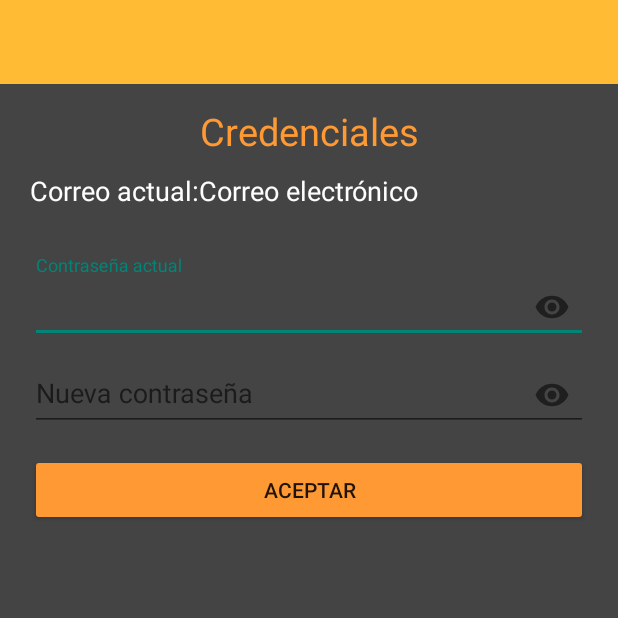
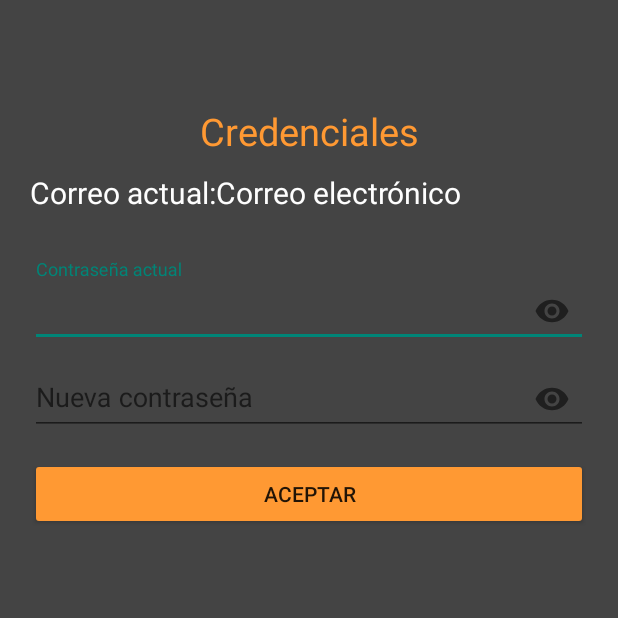
Before and after one commit to Alvarod99/AGame, an Android app: the profile screen opened directly, with no data from a screen before it, after a tap on "ACTUALIZAR CONTRASEÑA", on a phone screen of 412 x 824 dp, the top half of it. Run offline under Robolectric (Android 15) with nearby library versions, the phone set to English and light mode, and no system bars; our stand-ins replace Firebase (no records; nobody signed in at launch, a user with empty details on screens opened directly); libraries missing offline, so code that uses them is left out: org.checkerframework.common; 1 statement that could not run was skipped.

Commit message:
He conectado la app con Realtime database. Ya aparecen los datos del usuario en activity_profile.xml. Ya está puesto el logo de la marca. He creado otra actividad para poder cambiar la contraseña, pero debido a un error no consigo acceder a ella (queda pendiente de arreglarlo). También he añadido el dato fecha en la activity_registrarse, queda por comprobar que el usuario que se está registrando es mayor de edad.

```diff
--- a/app/src/main/java/com/example/agame/CambiarContrasena.java
+++ b/app/src/main/java/com/example/agame/CambiarContrasena.java
@@ -3,6 +3,7 @@ package com.example.agame;
 import androidx.annotation.NonNull;
 import androidx.appcompat.app.AppCompatActivity;
 
+import android.annotation.SuppressLint;
 import android.app.ProgressDialog;
 import android.content.Intent;
 import android.os.Bundle;
@@ -34,7 +35,7 @@ public class CambiarContrasena extends AppCompatActivity {
 
 
     TextView misCredenciales, correoActual, correoActualTXT;
-    EditText ContrasenaNueva, ContrasenaActual;
+    EditText ContrasenaNueva, ActualPassword;
     Button Aceptar;
 
     DatabaseReference Usuarios_de_app;
@@ -52,7 +53,7 @@ public class CambiarContrasena extends AppCompatActivity {
         correoActual = findViewById(R.id.correoActual);
         correoActualTXT = findViewById(R.id.correoActualTXT);
         ContrasenaNueva = findViewById(R.id.ContrasenaNueva);
-        ContrasenaActual = findViewById(R.id.ContrasenaActual);
+        ActualPassword = findViewById(R.id.ActualPassword);
 
         firebaseAuth = FirebaseAuth.getInstance();
         user = firebaseAuth.getCurrentUser();
@@ -66,15 +67,13 @@ public class CambiarContrasena extends AppCompatActivity {
             @Override
             public void onDataChange(@NonNull DataSnapshot snapshot) {
                 for(DataSnapshot ds : snapshot.getChildren()){
-
-
                     //Obtenemos los valores
                     String Correo = ""+ds.child("Correo").getValue();
                     String Contrasena = ""+ds.child("Contraseña").getValue();
 
                     //Seteamos datos en los TextView
                     correoActual.setText(Correo);
-                    ContrasenaActual.setText(Contrasena);
+                    ActualPassword.setText(Contrasena);
 
                 }
             }
@@ -89,7 +88,7 @@ public class CambiarContrasena extends AppCompatActivity {
         Aceptar.setOnClickListener(new View.OnClickListener() {
             @Override
             public void onClick(View view) {
-                String contrasena_anterior = ContrasenaActual.getText().toString().trim();
+                String contrasena_anterior = ActualPassword.getText().toString().trim();
                 String contrasena_nueva = ContrasenaNueva.getText().toString().trim();
 
                 if(TextUtils.isEmpty(contrasena_anterior)){
@@ -100,7 +99,7 @@ public class CambiarContrasena extends AppCompatActivity {
 
                 }
                 if(!contrasena_nueva.equals("") && contrasena_nueva.length()>=5){
-                    CambioContrasena(contrasena_anterior,contrasena_nueva);
+                    CambioPassword(contrasena_anterior,contrasena_nueva);
                 }
                 else{
                     ContrasenaNueva.setError("La contraseña debe ser mayor a 5 caracteres");
@@ -112,13 +111,12 @@ public class CambiarContrasena extends AppCompatActivity {
     }
 
     //Método para cambiar de contraseña
-    private void CambioContrasena(String contrasena_anterior, String contrasena_nueva){
+    private void CambioPassword(String contrasena_anterior, String contrasena_nueva){
         progressDialog.show();
         progressDialog.setTitle("Actualizando");
         progressDialog.setMessage("Espere por favor");
         user = FirebaseAuth.getInstance().getCurrentUser();
         AuthCredential authCredential = EmailAuthProvider.getCredential(user.getEmail(),contrasena_anterior);
-
         user.reauthenticate(authCredential).addOnSuccessListener(new OnSuccessListener<Void>() {
             @Override
             public void onSuccess(Void unused) {
@@ -162,7 +160,7 @@ public class CambiarContrasena extends AppCompatActivity {
         });
     }
 
-    //Método para acceder a otras actividades a través del meú
+    /*//Método para acceder a otras actividades a través del meú
     public boolean onOptionsItemSelected(@NonNull MenuItem opcion_menu) {
         if (opcion_menu.getItemId() == R.id.hoy) {
             Intent i = new Intent(CambiarContrasena.this, today.class);
@@ -189,5 +187,10 @@ public class CambiarContrasena extends AppCompatActivity {
         getMenuInflater().inflate(R.menu.main_menu,miMenu);
 
         return true;
+    }*/
+    //Método para volver a la actividad anterior
+    public boolean onNavigateUp(){
+        onBackPressed();
+        return super.onNavigateUp();
     }
 }
--- a/app/src/main/java/com/example/agame/LoginActivity.java
+++ b/app/src/main/java/com/example/agame/LoginActivity.java
@@ -56,7 +56,7 @@ public class LoginActivity extends AppCompatActivity {
                     finish();
                     startActivity(new Intent(LoginActivity.this,MainActivity.class));
                     Toast.makeText(LoginActivity.this,"Bienvenido "+emailUser,Toast.LENGTH_SHORT).show();
-                    Intent j = new Intent(LoginActivity.this, MenuActivity.class);//estaba puesto MenuActivity.class
+                    Intent j = new Intent(LoginActivity.this, MenuActivity.class);
                     startActivity(j);
                 }
                 else{
--- a/app/src/main/java/com/example/agame/profile.java
+++ b/app/src/main/java/com/example/agame/profile.java
@@ -12,6 +12,7 @@ import android.view.MenuItem;
 import android.view.View;
 import android.widget.Button;
 import android.widget.TextView;
+import android.widget.Toast;
 
 import com.google.firebase.auth.FirebaseAuth;
 import com.google.firebase.auth.FirebaseUser;
@@ -26,13 +27,14 @@ import org.checkerframework.common.subtyping.qual.Bottom;
 public class profile extends AppCompatActivity {
 
     TextView UnameTxt, Uname, UsurnameTXT, Usurname, UmailTXT, Umail, UpasswordTXT, Upassword, UdateTXT, Udate;
-    Button Actualizar, ActualizarPassword;
+    Button CerrarSesion, actualizarContrasena;
 
     FirebaseAuth firebaseAuth;
     FirebaseUser user;
 
     DatabaseReference BASE_DE_DATOS;
 
+    @SuppressLint("MissingInflatedId")
     @Override
     protected void onCreate(Bundle savedInstanceState) {
         super.onCreate(savedInstanceState);
@@ -62,9 +64,10 @@ public class profile extends AppCompatActivity {
         UdateTXT = findViewById(R.id.UdateTXT);
 
         //Botones
-        Actualizar = findViewById(R.id.Actualizar);
-        ActualizarPassword = findViewById(R.id.ActualizarPassword);
+        CerrarSesion = (Button) findViewById(R.id.CerrarSesion);
+        actualizarContrasena = (Button) findViewById(R.id.actualizarContrasena);
 
+        //Firebase
         firebaseAuth = FirebaseAuth.getInstance();
         user = firebaseAuth.getCurrentUser();
 
@@ -80,7 +83,7 @@ public class profile extends AppCompatActivity {
                     String Apellido = ""+snapshot.child("Apellido").getValue();
                     String Correo = ""+snapshot.child("Correo").getValue();
                     String Contrasena = ""+snapshot.child("Contraseña").getValue();
-                    String Fecha = ""+snapshot.child("Fechas de nacimiento").getValue();
+                    String Fecha  = ""+snapshot.child("Fecha de nacimiento").getValue();
 
                     Uname.setText(Nombre);
                     Usurname.setText(Apellido);
@@ -89,7 +92,6 @@ public class profile extends AppCompatActivity {
                     Udate.setText(Fecha);
 
                 }
-
             }
 
             @Override
@@ -98,17 +100,46 @@ public class profile extends AppCompatActivity {
             }
         });
 
-        ActualizarPassword.setOnClickListener(new View.OnClickListener() {
+        CerrarSesion.setOnClickListener(new View.OnClickListener() {
             @Override
             public void onClick(View view) {
-                startActivity(new Intent(profile.this,CambiarContrasena.class));
+                cerrarsesion();
+            }
+        });
+
+        actualizarContrasena.setOnClickListener(new View.OnClickListener() {
+            @Override
+            public void onClick(View view) {
+                //Nos enviará a la activity_cambiar_contrasena
+                Intent i = new Intent(profile.this,CambiarContrasena.class);
+                startActivity(i);
             }
         });
 
     }
 
+    //Método para cerrar sesión
+    private void cerrarsesion(){
+        firebaseAuth.signOut();
+        Toast.makeText(this, "Se ha cerrado sesión", Toast.LENGTH_SHORT).show();
+        startActivity(new Intent(profile.this,LoginActivity.class));
+    }
 
-    //Método para acceder a otras actividades a través del meú
+    protected void onStart(){
+        verificacionSesion();
+        super.onStart();
+    }
+
+    private void verificacionSesion(){
+        if(user == null){
+            startActivity(new Intent(profile.this,MenuActivity.class));
+            finish();
+        }
+
+    }
+
+
+    //Método para acceder a otras actividades a través del menú
     @Override
     public boolean onOptionsItemSelected(@NonNull MenuItem opcion_menu) {
         if (opcion_menu.getItemId() == R.id.hoy) {
@@ -138,15 +169,10 @@ public class profile extends AppCompatActivity {
     }
 
 
-    //para volver a la activity anterior (no funciona todavía)
+    /*para volver a la activity anterior (no funciona todavía)
     public boolean anterior(){
         onBackPressed();
 
         return super.onSupportNavigateUp();
-    }
-
-    public void CambiarContrasena(View view) {
-        Intent i = new Intent(profile.this,CambiarContrasena.class);
-        startActivity(i);
-    }
+    }*/
 }
--- a/app/src/main/res/layout/activity_cambiar_contrasena.xml
+++ b/app/src/main/res/layout/activity_cambiar_contrasena.xml
@@ -1,5 +1,6 @@
 <?xml version="1.0" encoding="utf-8"?>
-<androidx.constraintlayout.widget.ConstraintLayout xmlns:android="http://schemas.android.com/apk/res/android"
+<ScrollView
+    xmlns:android="http://schemas.android.com/apk/res/android"
     xmlns:app="http://schemas.android.com/apk/res-auto"
     xmlns:tools="http://schemas.android.com/tools"
     android:layout_width="match_parent"
@@ -7,26 +8,13 @@
     tools:context=".CambiarContrasena"
     android:background="#444444">
 
-    <androidx.appcompat.widget.Toolbar
-        android:id="@+id/toolbar"
-        android:layout_width="match_parent"
-        android:layout_height="wrap_content"
-        android:background="@android:color/holo_orange_light"
-        android:minHeight="?attr/actionBarSize"
-        android:theme="?attr/actionBarTheme"
-        app:layout_constraintEnd_toEndOf="parent"
-        app:layout_constraintStart_toStartOf="parent"
-        app:layout_constraintTop_toTopOf="parent"
-        app:layout_constraintVertical_bias="0.0">
-    </androidx.appcompat.widget.Toolbar>
 
     <androidx.appcompat.widget.LinearLayoutCompat
+
         android:layout_width="match_parent"
         android:layout_height="wrap_content"
         android:orientation="vertical"
-        android:padding="20dp"
-        tools:ignore="MissingConstraints">
-
+        android:padding="20dp">
 
         <TextView
             android:id="@+id/misCredenciales"
@@ -51,7 +39,7 @@
                 android:layout_width="wrap_content"
                 android:layout_height="wrap_content"
                 android:text="@string/correo_actual"
-                android:textSize="18sp"
+                android:textSize="20sp"
                 android:textColor="#FEFEFE" />
 
             <TextView
@@ -59,7 +47,7 @@
                 android:text="@string/Correo"
                 android:layout_width="match_parent"
                 android:layout_height="wrap_content"
-                android:textSize="18sp"
+                android:textSize="20sp"
                 android:textColor="#FEFEFE" />
 
         </androidx.appcompat.widget.LinearLayoutCompat>
@@ -72,7 +60,7 @@
             app:passwordToggleEnabled="true">
 
             <EditText
-                android:id="@+id/ContrasenaActual"
+                android:id="@+id/ActualPassword"
                 android:layout_width="match_parent"
                 android:layout_height="wrap_content"
                 android:inputType="textPassword"
@@ -110,4 +98,4 @@
     </androidx.appcompat.widget.LinearLayoutCompat>
 
 
-</androidx.constraintlayout.widget.ConstraintLayout>
+</ScrollView>
--- a/app/src/main/res/layout/activity_today.xml
+++ b/app/src/main/res/layout/activity_today.xml
@@ -9,14 +9,14 @@
 
     <ImageView
         android:id="@+id/imageView4"
-        android:layout_width="wrap_content"
-        android:layout_height="wrap_content"
+        android:layout_width="300dp"
+        android:layout_height="90dp"
         android:layout_marginTop="52dp"
         app:layout_constraintEnd_toEndOf="parent"
         app:layout_constraintHorizontal_bias="0.498"
         app:layout_constraintStart_toStartOf="parent"
         app:layout_constraintTop_toTopOf="parent"
-        app:srcCompat="@drawable/ic_launcher_foreground" />
+        app:srcCompat="@drawable/agamelogo" />
 
     <TextView
         android:id="@+id/textView"
--- a/app/src/main/res/menu/main_menu.xml
+++ b/app/src/main/res/menu/main_menu.xml
@@ -9,7 +9,7 @@
         android:id="@+id/action_profile"
         android:title="@string/perfil"
         android:textColor="#FEFEFE"
-        android:icon="@drawable/common_google_signin_btn_icon_dark"
+        android:icon="@android:drawable/ic_menu_my_calendar"
         app:showAsAction="ifRoom"/>
 
 
--- a/app/src/main/res/values/strings.xml
+++ b/app/src/main/res/values/strings.xml
@@ -39,6 +39,8 @@
     <string name="correo_actual">Correo actual: </string>
     <string name="contrase_a_actual">Contraseña actual</string>
     <string name="nueva_contrase_a">Nueva contraseña</string>
+    <string name="cerrar_sesi_n">Cerrar sesión</string>
+    <string name="actualizar_contrasena">Actualizar contraseña</string>
 
 
 </resources>
```
Also changed, not shown: app/src/main/java/com/example/agame/Registrarse.java (+28 -5 lines), app/src/main/res/layout/activity_login.xml (+17 -26 lines), app/src/main/res/layout/activity_matches.xml (+7 -7 lines), app/src/main/res/layout/activity_menu.xml (+7 -6 lines), app/src/main/res/layout/activity_news.xml (+4 -5 lines), app/src/main/res/layout/activity_profile.xml (+9 -9 lines), app/src/main/res/drawable/agamelogo.png (added), app/src/main/res/drawable/agamelogo2.png (added).
